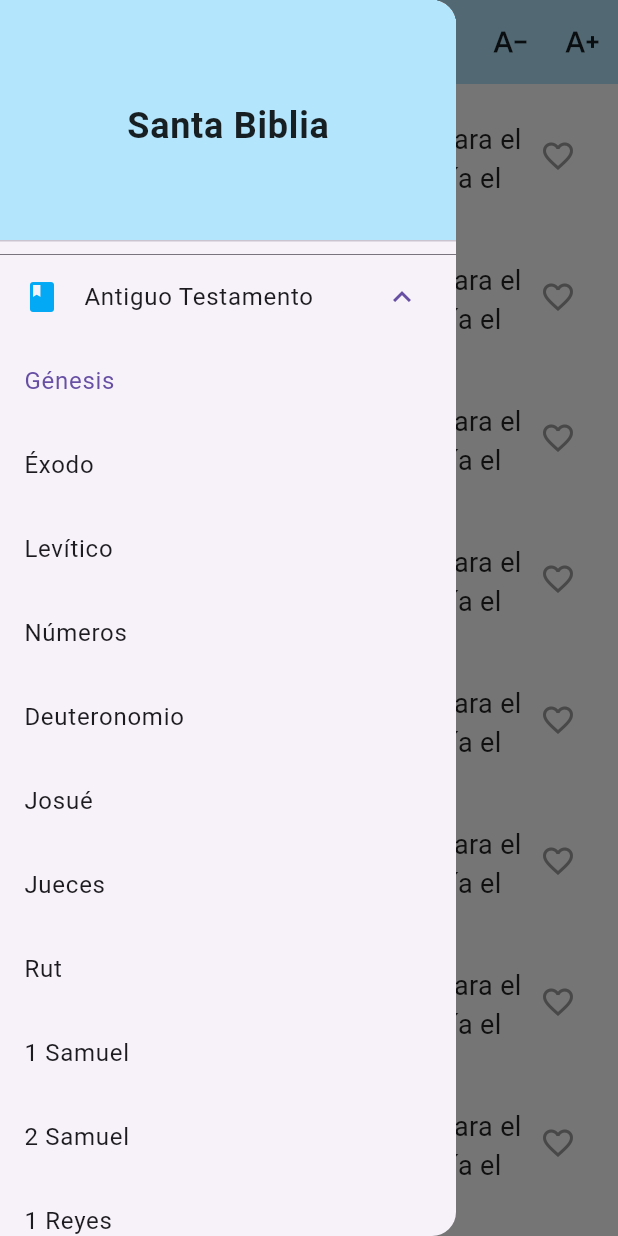
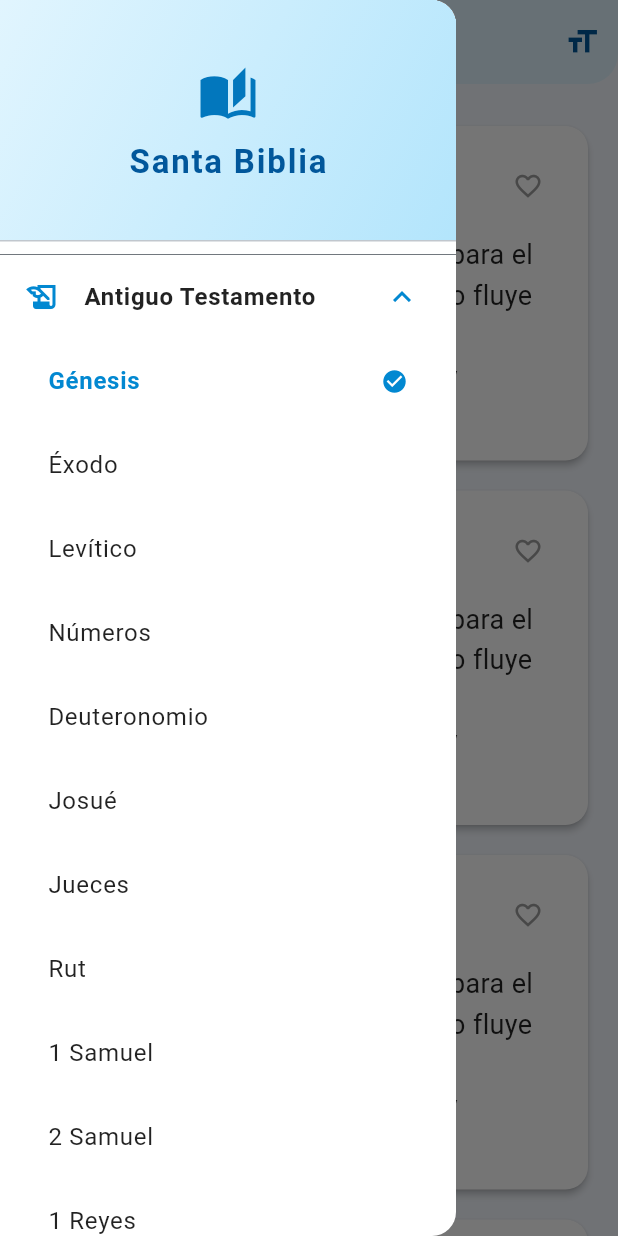
Before and after one commit to Juan863559/R, a Flutter app: the screen it shows after launch, with the side drawer open, on a phone screen of 412 x 824 dp. Run offline on Flutter 3.47's test engine with Material 3 defaults, Android fonts, the phone set to English and light mode, and no system bars; Roboto replaces fonts that are missing (Arial).

Commit message:
Improve design and ensure privacy in Bible app
- Polished UI with Material 3, custom color scheme, and card-based verse layouts.
- Modernized side drawer with icons and better spacing.
- Moved font size controls to a more intuitive bottom sheet.
- Removed user's name from all project files (READMEs) as requested.
- Verified all tests pass after UI updates.

Co-authored-by: Juan863559 <129196111+Juan863559@users.noreply.github.com>

```diff
--- a/bible_app/lib/main.dart
+++ b/bible_app/lib/main.dart
@@ -26,9 +26,9 @@ class _BibleAppState extends State<BibleApp> {
     });
   }
 
-  void _changeFontSize(double delta) {
+  void _changeFontSize(double newSize) {
     setState(() {
-      _fontSize = (_fontSize + delta).clamp(12.0, 40.0);
+      _fontSize = newSize.clamp(12.0, 40.0);
     });
   }
 
@@ -36,14 +36,33 @@ class _BibleAppState extends State<BibleApp> {
   Widget build(BuildContext context) {
     return MaterialApp(
       title: 'Santa Biblia',
+      debugShowCheckedModeBanner: false,
       theme: ThemeData(
-        primarySwatch: Colors.lightBlue,
-        scaffoldBackgroundColor: Colors.white,
-        fontFamily: 'Arial', // Fallback to system sans-serif if not found
+        useMaterial3: true,
+        colorScheme: ColorScheme.fromSeed(
+          seedColor: Colors.lightBlue,
+          primary: const Color(0xFF0288D1),
+          surface: Colors.white,
+        ),
+        scaffoldBackgroundColor: const Color(0xFFF5F9FF), // Very light blue-grey
+        fontFamily: 'Arial',
         appBarTheme: const AppBarTheme(
-          backgroundColor: Color(0xFFB3E5FC), // Light Blue 100
-          foregroundColor: Colors.black87,
+          backgroundColor: Color(0xFFE1F5FE),
+          foregroundColor: Color(0xFF01579B),
           elevation: 0,
+          centerTitle: true,
+          shape: RoundedRectangleBorder(
+            borderRadius: BorderRadius.vertical(
+              bottom: Radius.circular(20),
+            ),
+          ),
+        ),
+        cardTheme: CardThemeData(
+          color: Colors.white,
+          elevation: 2,
+          shape: RoundedRectangleBorder(
+            borderRadius: BorderRadius.circular(15),
+          ),
         ),
       ),
       home: BibleHomePage(
@@ -84,19 +103,65 @@ class _BibleHomePageState extends State<BibleHomePage> {
     Navigator.pop(context); // Close drawer
   }
 
+  void _showFontSizeDialog() {
+    showModalBottomSheet(
+      context: context,
+      builder: (context) {
+        return StatefulBuilder(
+          builder: (context, setModalState) {
+            return Container(
+              padding: const EdgeInsets.all(24.0),
+              height: 200,
+              decoration: const BoxDecoration(
+                color: Colors.white,
+                borderRadius: BorderRadius.vertical(top: Radius.circular(25)),
+              ),
+              child: Column(
+                children: [
+                  const Text(
+                    'Tamaño de letra',
+                    style: TextStyle(fontSize: 20, fontWeight: FontWeight.bold),
+                  ),
+                  const SizedBox(height: 20),
+                  Row(
+                    children: [
+                      const Icon(Icons.text_fields, size: 16),
+                      Expanded(
+                        child: Slider(
+                          value: widget.fontSize,
+                          min: 12,
+                          max: 40,
+                          onChanged: (value) {
+                            setModalState(() {
+                              widget.onChangeFontSize(value);
+                            });
+                          },
+                        ),
+                      ),
+                      const Icon(Icons.text_fields, size: 32),
+                    ],
+                  ),
+                ],
+              ),
+            );
+          },
+        );
+      },
+    );
+  }
+
   @override
   Widget build(BuildContext context) {
     return Scaffold(
       appBar: AppBar(
-        title: Text(_selectedBook.name),
+        title: Text(
+          _selectedBook.name,
+          style: const TextStyle(fontWeight: FontWeight.bold),
+        ),
         actions: [
           IconButton(
-            icon: const Icon(Icons.text_decrease),
-            onPressed: () => widget.onChangeFontSize(-2),
-          ),
-          IconButton(
-            icon: const Icon(Icons.text_increase),
-            onPressed: () => widget.onChangeFontSize(2),
+            icon: const Icon(Icons.format_size),
+            onPressed: _showFontSizeDialog,
           ),
         ],
       ),
@@ -104,35 +169,37 @@ class _BibleHomePageState extends State<BibleHomePage> {
         onBookSelected: _selectBook,
         selectedBook: _selectedBook,
       ),
-      body: Container(
-        color: Colors.white,
-        child: ListView.builder(
-          padding: const EdgeInsets.all(16.0),
-          itemCount: 20, // Mocking 20 verses per book for now
+      body: ListView.builder(
+        padding: const EdgeInsets.fromLTRB(16, 24, 16, 16),
+        itemCount: 20,
         itemBuilder: (context, index) {
           final verseNumber = index + 1;
           final verseKey = '${_selectedBook.name} $verseNumber';
           final isFavorite = widget.favorites.contains(verseKey);
 
           return Padding(
-              padding: const EdgeInsets.symmetric(vertical: 8.0),
-              child: Row(
+            padding: const EdgeInsets.only(bottom: 12.0),
+            child: Card(
+              child: Padding(
+                padding: const EdgeInsets.all(16.0),
+                child: Column(
                   crossAxisAlignment: CrossAxisAlignment.start,
                   children: [
-                  Text(
-                    '$verseNumber ',
-                    style: TextStyle(
-                      fontSize: widget.fontSize * 0.8,
+                    Row(
+                      mainAxisAlignment: MainAxisAlignment.spaceBetween,
+                      children: [
+                        Container(
+                          padding: const EdgeInsets.symmetric(horizontal: 8, vertical: 4),
+                          decoration: BoxDecoration(
+                            color: const Color(0xFFE1F5FE),
+                            borderRadius: BorderRadius.circular(8),
+                          ),
+                          child: Text(
+                            'Versículo $verseNumber',
+                            style: const TextStyle(
+                              fontSize: 12,
                               fontWeight: FontWeight.bold,
-                      color: Colors.lightBlue[700],
-                    ),
-                  ),
-                  Expanded(
-                    child: Text(
-                      'Este es un versículo de ejemplo para el libro de ${_selectedBook.name}. Aquí se mostraría el texto sagrado correspondiente.',
-                      style: TextStyle(
-                        fontSize: widget.fontSize,
-                        color: Colors.black87,
+                              color: Color(0xFF0288D1),
                             ),
                           ),
                         ),
@@ -140,14 +207,27 @@ class _BibleHomePageState extends State<BibleHomePage> {
                           icon: Icon(
                             isFavorite ? Icons.favorite : Icons.favorite_border,
                             color: isFavorite ? Colors.red : Colors.grey,
+                            size: 20,
                           ),
                           onPressed: () => widget.onToggleFavorite(verseKey),
                         ),
                       ],
                     ),
+                    const SizedBox(height: 8),
+                    Text(
+                      'Este es un versículo de ejemplo para el libro de ${_selectedBook.name}. El texto sagrado fluye aquí con elegancia y claridad, permitiendo una lectura amena y espiritual.',
+                      style: TextStyle(
+                        fontSize: widget.fontSize,
+                        color: Colors.black87,
+                        height: 1.5,
+                      ),
+                    ),
+                  ],
+                ),
+              ),
+            ),
           );
         },
-        ),
       ),
     );
   }
@@ -166,49 +246,54 @@ class BibleDrawer extends StatelessWidget {
   @override
   Widget build(BuildContext context) {
     return Drawer(
+      backgroundColor: Colors.white,
       child: Column(
         children: [
-          const DrawerHeader(
-            decoration: BoxDecoration(
-              color: Color(0xFFB3E5FC),
+          DrawerHeader(
+            decoration: const BoxDecoration(
+              gradient: LinearGradient(
+                colors: [Color(0xFFE1F5FE), Color(0xFFB3E5FC)],
+                begin: Alignment.topLeft,
+                end: Alignment.bottomRight,
+              ),
             ),
             child: Center(
-              child: Text(
+              child: Column(
+                mainAxisAlignment: MainAxisAlignment.center,
+                children: [
+                  Icon(Icons.auto_stories, size: 40, color: Colors.lightBlue[800]),
+                  const SizedBox(height: 8),
+                  Text(
                     'Santa Biblia',
                     style: TextStyle(
-                  fontSize: 24,
+                      fontSize: 22,
                       fontWeight: FontWeight.bold,
-                  color: Colors.black87,
+                      color: Colors.lightBlue[900],
+                      letterSpacing: 1.2,
                     ),
+                  ),
+                ],
               ),
             ),
           ),
           Expanded(
             child: ListView(
+              padding: EdgeInsets.zero,
               children: [
-                ExpansionTile(
-                  leading: const Icon(Icons.book, color: Colors.lightBlue),
-                  title: const Text('Antiguo Testamento'),
-                  initiallyExpanded: selectedBook.testament == 'Antiguo',
-                  children: oldTestamentBooks.map((book) {
-                    return ListTile(
-                      title: Text(book.name),
-                      selected: selectedBook.name == book.name,
-                      onTap: () => onBookSelected(book),
-                    );
-                  }).toList(),
+                _buildTestamentSection(
+                  context,
+                  title: 'Antiguo Testamento',
+                  icon: Icons.history_edu,
+                  books: oldTestamentBooks,
+                  isAntiguo: true,
                 ),
-                ExpansionTile(
-                  leading: const Icon(Icons.menu_book, color: Colors.lightBlue),
-                  title: const Text('Nuevo Testamento'),
-                  initiallyExpanded: selectedBook.testament == 'Nuevo',
-                  children: newTestamentBooks.map((book) {
-                    return ListTile(
-                      title: Text(book.name),
-                      selected: selectedBook.name == book.name,
-                      onTap: () => onBookSelected(book),
-                    );
-                  }).toList(),
+                const Divider(height: 1),
+                _buildTestamentSection(
+                  context,
+                  title: 'Nuevo Testamento',
+                  icon: Icons.menu_book,
+                  books: newTestamentBooks,
+                  isAntiguo: false,
                 ),
               ],
             ),
@@ -217,4 +302,37 @@ class BibleDrawer extends StatelessWidget {
       ),
     );
   }
+
+  Widget _buildTestamentSection(
+    BuildContext context, {
+    required String title,
+    required IconData icon,
+    required List<BibleBook> books,
+    required bool isAntiguo,
+  }) {
+    return ExpansionTile(
+      leading: Icon(icon, color: const Color(0xFF0288D1)),
+      title: Text(
+        title,
+        style: const TextStyle(fontWeight: FontWeight.bold, color: Colors.black87),
+      ),
+      initiallyExpanded: selectedBook.testament == (isAntiguo ? 'Antiguo' : 'Nuevo'),
+      children: books.map((book) {
+        final isSelected = selectedBook.name == book.name;
+        return ListTile(
+          contentPadding: const EdgeInsets.symmetric(horizontal: 32),
+          title: Text(
+            book.name,
+            style: TextStyle(
+              color: isSelected ? const Color(0xFF0288D1) : Colors.black87,
+              fontWeight: isSelected ? FontWeight.bold : FontWeight.normal,
+            ),
+          ),
+          trailing: isSelected ? const Icon(Icons.check_circle, size: 18, color: Color(0xFF0288D1)) : null,
+          selected: isSelected,
+          onTap: () => onBookSelected(book),
+        );
+      }).toList(),
+    );
   }
+}
--- a/bible_app/test_output.txt
+++ b/bible_app/test_output.txt
@@ -14,6 +14,5 @@ Try `flutter pub outdated` for more information.
 00:02 +0: loading /app/bible_app/test/widget_test.dart
 00:02 +0: Bible app smoke test
 00:03 +0: Bible app smoke test
-00:04 +0: Bible app smoke test
-00:04 +1: Bible app smoke test
-00:04 +1: All tests passed!
+00:03 +1: Bible app smoke test
+00:03 +1: All tests passed!
```
Also changed, not shown: 2 other files. Lines whose indentation alone changed are shown as unchanged.
